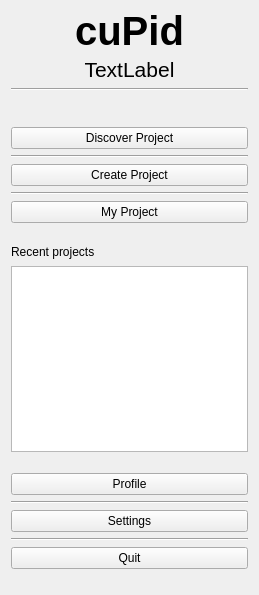
This is sidebarwidget.ui in zcharli/carleton-student-project-partner-finder as Qt 5 draws it before an edit. The edited form follows.
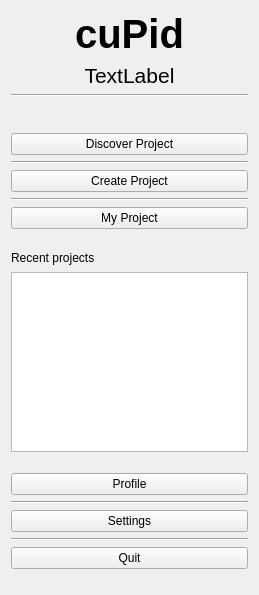
This is the edited form.

What changed in the file:
```diff
--- a/sidebarwidget.ui
+++ b/sidebarwidget.ui
@@ -172,9 +172,17 @@
        <property name="sizePolicy">
         <sizepolicy hsizetype="Maximum" vsizetype="Maximum">
          <horstretch>0</horstretch>
-         <verstretch>0</verstretch>
+         <verstretch>2</verstretch>
         </sizepolicy>
        </property>
+       <property name="styleSheet">
+        <string notr="true">background-color:rgb(0,0,0,0);
+border-style: none;
+QListWidget::item { 
+border-top: 1px solid black;
+border-bottom: 1px solid black;
+}</string>
+       </property>
       </widget>
      </item>
      <item>
```
Left out of the diff: 4 changed lines with no effect on the pictures.
